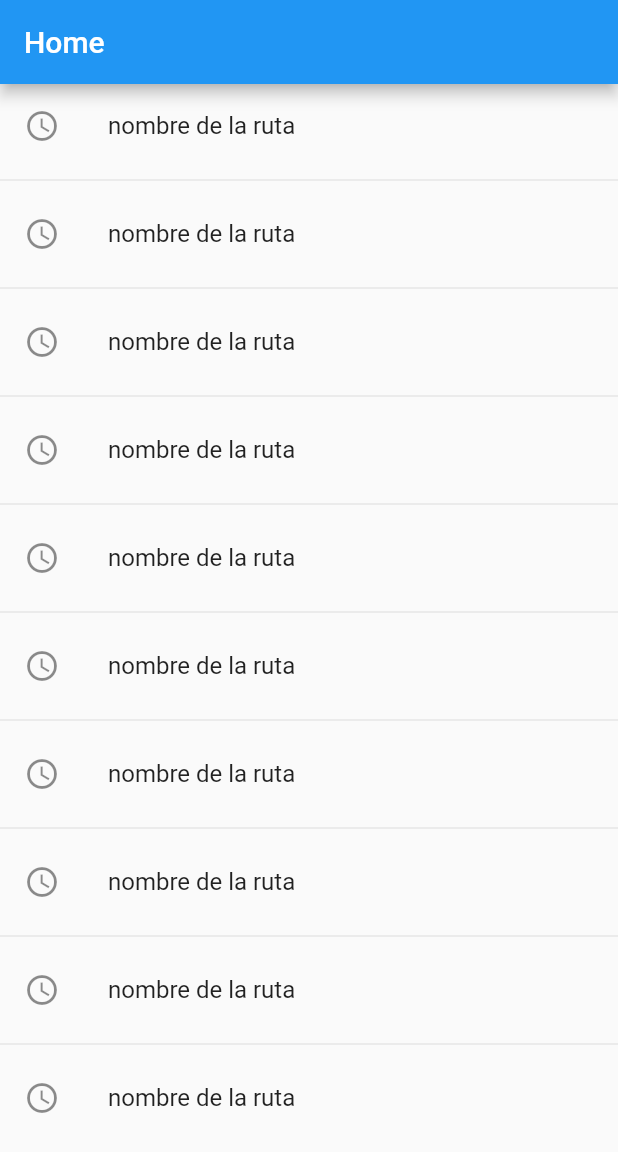
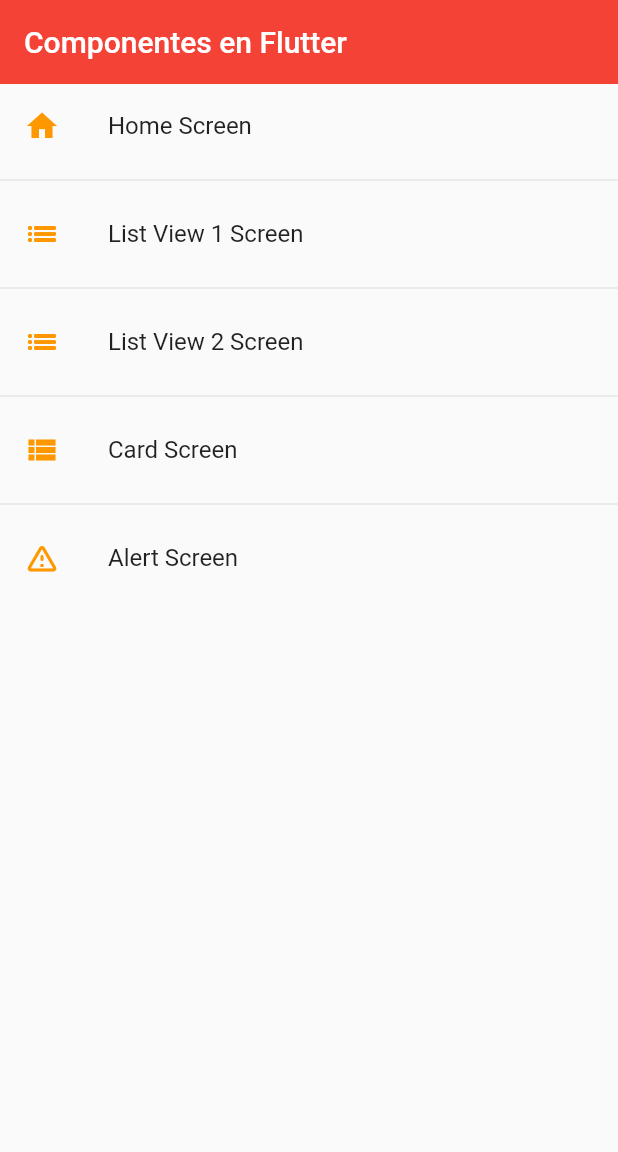
Before and after one commit to DevAndresVargas/widgets_app, a Flutter app: the screen it shows after launch, on a phone screen of 412 x 824 dp. Shown: the top 1152 px of the screen. Run offline on Flutter 3.47's test engine with Material 2 defaults, Android fonts, the phone set to English and light mode, and no system bars.

Commit message:
Card Style and Theme
create card widget and color theme

```diff
--- /dev/null
+++ b/lib/Themes/app_theme.dart
@@ -0,0 +1,34 @@
+
+
+import 'package:flutter/material.dart';
+
+class AppTheme{
+
+  static const Color primary =  Colors.orange;
+
+  static final ThemeData lightTheme = ThemeData.light().copyWith(
+
+        primaryColor: Colors.purple[900],
+
+        appBarTheme:const AppBarTheme(
+          color: Colors.red,
+          elevation: 0,
+        ),
+
+        // TextButton Theme
+        textButtonTheme:  TextButtonThemeData(
+        style: (TextButton.styleFrom(foregroundColor: Colors.teal))
+            )
+  );
+  static final ThemeData darkTheme = ThemeData.dark().copyWith(
+
+        primaryColor: Colors.yellow[700],
+
+        appBarTheme:  AppBarTheme(
+          color: Colors.red[600],
+          elevation: 0,
+        ),
+        scaffoldBackgroundColor: Colors.black
+  );
+
+}
--- a/lib/main.dart
+++ b/lib/main.dart
@@ -1,5 +1,9 @@
 import 'package:flutter/material.dart';
-import 'package:widget_app/sreens/screens.dart';
+import 'package:widget_app/Themes/app_theme.dart';
+
+
+import 'package:widget_app/router/app_routes.dart';
+
 
 
 void main() => runApp(const MyApp());
@@ -9,19 +13,17 @@ class MyApp extends StatelessWidget {
 
   @override
   Widget build(BuildContext context) {
-    return  MaterialApp(
-	 debugShowCheckedModeBanner: false,
+    return MaterialApp(
+      debugShowCheckedModeBanner: false,
       title: 'Material App',
-      // home:const CardScreen(),
-		initialRoute: '/home',
-		routes: {
+      initialRoute: AppRoutes.initialRoute,
+      routes: AppRoutes.getAppRoutes(),
+      onGenerateRoute: AppRoutes.onGenerateRoute,
+      theme: AppTheme.lightTheme
 
-			'/home':(BuildContext context) => const HomeScreen(),
-			'/listview1':(BuildContext context) => const ListView1Screen(),
-			'/listview2':(BuildContext context) => const ListView2Screen(),
-			'/cards':(BuildContext context) => const CardScreen(),
-			'/alerts':(BuildContext context) => const AlertScreen(),
-		}
+
+
+
     );
   }
 }
--- /dev/null
+++ b/lib/models/menu_option.dart
@@ -0,0 +1,18 @@
+import 'package:flutter/material.dart' show IconData, Widget;
+
+class MenuOption{
+
+  final String route;
+  final IconData icon;
+  final String name;
+  final Widget screen;
+
+
+  MenuOption({
+    required this.route,
+    required this.icon,
+    required this.name,
+    required this.screen
+    });
+
+  }
--- /dev/null
+++ b/lib/models/models.dart
@@ -0,0 +1,3 @@
+
+
+export 'package:widget_app/models/menu_option.dart';
--- /dev/null
+++ b/lib/router/app_routes.dart
@@ -0,0 +1,43 @@
+
+import 'package:flutter/material.dart';
+import 'package:widget_app/models/models.dart';
+
+import 'package:widget_app/screens/screens.dart';
+
+class AppRoutes{
+
+  static const initialRoute = 'home';
+
+  static final menuOption = <MenuOption>[
+    MenuOption(route: 'home', icon: Icons.home, name: 'Home Screen', screen: const HomeScreen()),
+    MenuOption(route: 'Listview1', icon: Icons.list_outlined, name: 'List View 1 Screen', screen: const ListView1Screen()),
+    MenuOption(route: 'Listview2', icon: Icons.list_outlined, name: 'List View 2 Screen', screen: const ListView2Screen()),
+    MenuOption(route: 'card', icon: Icons.view_list_sharp, name: 'Card Screen', screen: const CardScreen()),
+    MenuOption(route: 'alert', icon: Icons.warning_amber_rounded, name: 'Alert Screen', screen: const AlertScreen())
+  ];
+
+  static Map<String, Widget Function(BuildContext)> getAppRoutes(){
+    Map<String, Widget Function(BuildContext)> appRoutes ={};
+
+   for (var option in menuOption) {
+     appRoutes.addAll({option.route:(BuildContext constext) => option.screen });
+   }
+
+    return appRoutes;
+  }
+
+  // static Map<String, Widget Function(BuildContext)> routes ={
+  //   'listview1' :(BuildContext context) => const ListView1Screen(),
+  //   'listview2' :(BuildContext context) => const ListView2Screen(),
+  //   'alert'     :(BuildContext context) => const AlertScreen(),
+  //   'card'      :(BuildContext context) => const CardScreen(),
+  //   'home'      :(BuildContext context) => const HomeScreen(),
+  // };
+
+  static Route<dynamic> onGenerateRoute(RouteSettings settings) {
+    return MaterialPageRoute(
+      builder: (context) => const AlertScreen(),
+    );
+  }
+
+}
--- /dev/null
+++ b/lib/screens/home_screen.dart
@@ -0,0 +1,33 @@
+import 'package:flutter/material.dart';
+import 'package:widget_app/Themes/app_theme.dart';
+import 'package:widget_app/router/app_routes.dart';
+
+class HomeScreen extends StatelessWidget {
+
+  const HomeScreen({Key? key}) : super(key: key);
+
+  @override
+  Widget build(BuildContext context) {
+
+    final menuOptions = AppRoutes.menuOption;
+
+    return  Scaffold(
+      appBar: AppBar(
+        title: const Text('Componentes en Flutter'),
+      ),
+      body: ListView.separated(
+        itemBuilder: (context, index) => ListTile(
+          leading : Icon(menuOptions[index].icon, color: AppTheme.primary) ,
+          title   :  Text(menuOptions[index].name),
+          onTap   : () {
+
+            Navigator.pushNamed(context, menuOptions[index].route);
+
+          },
+        ),
+         separatorBuilder: (_ , __) => const Divider() ,
+         itemCount: menuOptions.length
+      ),
+    );
+  }
+}
--- /dev/null
+++ b/lib/screens/screens.dart
@@ -0,0 +1,6 @@
+export 'package:widget_app/Themes/app_theme.dart';
+export 'package:widget_app/screens/home_screen.dart';
+export 'package:widget_app/screens/alert_screen.dart';
+export 'package:widget_app/screens/card_screen.dart';
+export 'package:widget_app/screens/listview_1.dart';
+export 'package:widget_app/screens/listview_2.dart';
--- a/lib/sreens/home_screen.dart
+++ /dev/null
@@ -1,26 +0,0 @@
-import 'package:flutter/material.dart';
-
-class HomeScreen extends StatelessWidget {
-
-  const HomeScreen({Key? key}) : super(key: key);
-
-  @override
-  Widget build(BuildContext context) {
-    return  Scaffold(
-        appBar:   AppBar(
-            title: const Text('Home'),
-        ),
-        body: ListView.separated(
-            itemBuilder: (context, index) => ListTile(
-            leading: const Icon(Icons.access_time_outlined),
-                title: Text('nombre de la ruta'),
-                onTap: () {
-
-                                },
-            ),
-            separatorBuilder: (_, __) => const Divider() ,
-            itemCount: 10
-        )
-    );
-  }
-}
--- a/lib/sreens/screens.dart
+++ /dev/null
@@ -1,5 +0,0 @@
-export 'package:widget_app/sreens/home_screen.dart';
-export 'package:widget_app/sreens/alert_screen.dart';
-export 'package:widget_app/sreens/card_screen.dart';
-export 'package:widget_app/sreens/listview2_screen.dart';
-export 'package:widget_app/sreens/listview1_screen.dart';
--- /dev/null
+++ b/lib/widgets/widgets.dart
@@ -0,0 +1 @@
+export 'package:widget_app/widgets/custom_card_type_1.dart';
```
Also changed, not shown: lib/screens/card_screen.dart (added, +27 -0 lines), lib/screens/listview_1.dart (added, +29 -0 lines), lib/screens/listview_2.dart (added, +29 -0 lines), lib/sreens/card_screen.dart (deleted, +0 -15 lines), lib/sreens/listview1_screen.dart (deleted, +0 -33 lines), lib/sreens/listview2_screen.dart (deleted, +0 -30 lines), lib/widgets/custom_card_type_1.dart (added, +39 -0 lines), lib/screens/alert_screen.dart (line endings or trailing spaces).
